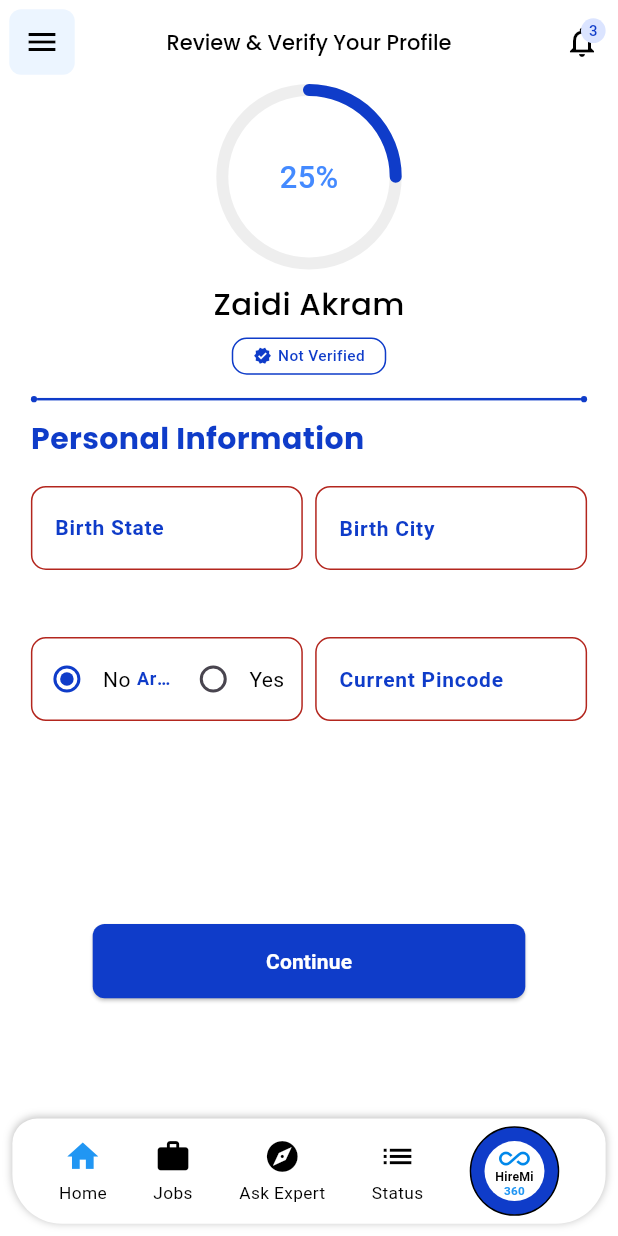
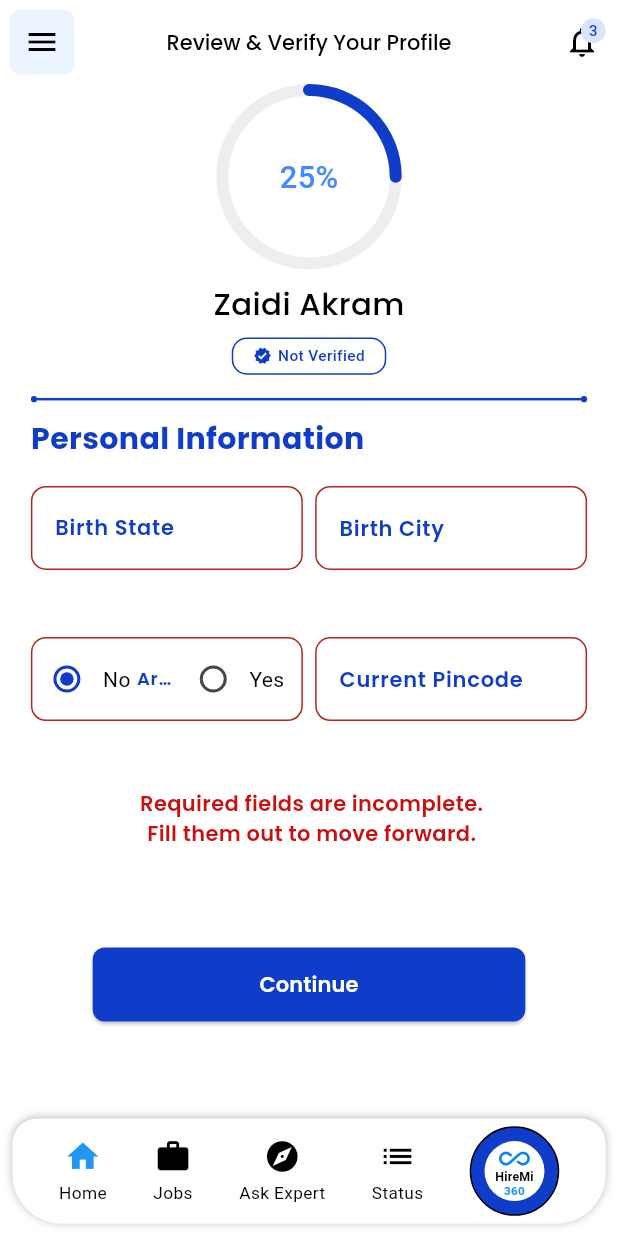
Before and after one commit to zaidiakram/hiremi_ProfileVerified, a Flutter app: the screen it shows after launch, after a tap on "Continue", on a phone screen of 412 x 824 dp. Run offline on Flutter 3.47's test engine with Material 3 defaults, Android fonts, the phone set to English and light mode, and no system bars; drawn by our look-alikes of dashed_circular_progress_bar; our stand-ins replace google_fonts.

Commit message:
Update ProfileVerificationPage

```diff
--- a/lib/Screen/ProfileVerificationPage.dart
+++ b/lib/Screen/ProfileVerificationPage.dart
@@ -17,10 +17,39 @@ class _ProfileVerificationPageState extends State<ProfileVerificationPage> {
   // bool? _isDifferentlyAbled = false;
   String? _isDifferentlyAbled = 'No';
   int _selectedIndex = 0;
+  bool _isFormValid = true;
+
+  final TextEditingController _birthStateController = TextEditingController();
+  final TextEditingController _birthCityController = TextEditingController();
+  final TextEditingController _pincodeController = TextEditingController();
+
+  @override
+  void dispose() {
+    _birthStateController.dispose();
+    _birthCityController.dispose();
+    _pincodeController.dispose();
+    super.dispose();
+  }
+
   void _onItemTapped(int index) {
     setState(() {
       _selectedIndex = index;
     });
+  }
+
+  void _onContinuePressed() {
+    if (formKey.currentState?.validate() == true &&
+        _isDifferentlyAbled != null) {
+      setState(() {
+        _isFormValid = true;
+      });
+      // All validations passed, proceed with form submission
+      print('Form is valid');
+    } else {
+      setState(() {
+        _isFormValid = false;
+      });
+    }
   }
 
   @override
@@ -38,12 +67,12 @@ class _ProfileVerificationPageState extends State<ProfileVerificationPage> {
           child: Container(
             decoration: BoxDecoration(
               borderRadius: BorderRadius.circular(8),
-              color: Color(0xffECF5FF),
+              color: const Color(0xffECF5FF),
             ),
             //  height: screenWidth * 0.09,
             //  width: screenWidth * 0.09,
             child: IconButton(
-              icon: Icon(Icons.menu, color: Colors.black),
+              icon: const Icon(Icons.menu, color: Colors.black),
               onPressed: () {},
             ),
           ),
@@ -62,7 +91,7 @@ class _ProfileVerificationPageState extends State<ProfileVerificationPage> {
           Stack(
             children: [
               IconButton(
-                icon: Icon(Icons.notifications_outlined, color: Colors.black),
+                icon: const Icon(Icons.notifications_outlined, color: Colors.black),
                 onPressed: () {},
               ),
               Positioned(
@@ -70,11 +99,11 @@ class _ProfileVerificationPageState extends State<ProfileVerificationPage> {
                 top: screenHeight * 0.01,
                 child: CircleAvatar(
                   radius: screenWidth * 0.02,
-                  backgroundColor: Color(0xffDBE4FF),
+                  backgroundColor: const Color(0xffDBE4FF),
                   child: Text(
                     '3',
                     style: TextStyle(
-                      color: Color(0xff0F3CC9),
+                      color: const Color(0xff0F3CC9),
                       fontSize: 10 * fontScale,
                       fontWeight: FontWeight.w500,
                     ),
@@ -92,7 +121,7 @@ class _ProfileVerificationPageState extends State<ProfileVerificationPage> {
             children: [
               SizedBox(
                 height: screenHeight * 0.24,
-                child: Circularprogress(progress: 25),
+                child: const Circularprogress(progress: 25),
               ),
               SizedBox(height: screenHeight * 0.01),
               horizontalLine(context),
@@ -106,7 +135,7 @@ class _ProfileVerificationPageState extends State<ProfileVerificationPage> {
                     style: GoogleFonts.poppins(
                       fontSize: 20 * fontScale,
                       fontWeight: FontWeight.w700,
-                      color: Color(0xff0F3CC9),
+                      color: const Color(0xff0F3CC9),
                     ),
                   ),
                 ),
@@ -118,18 +147,18 @@ class _ProfileVerificationPageState extends State<ProfileVerificationPage> {
                   children: [
                     Expanded(
                       child: TextFormField(
-                        //controller: _birthStateController,
+                        controller: _birthStateController,
                         decoration: InputDecoration(
                           labelText: 'Birth State',
                           hintText: 'eg: West Bengal',
-                          labelStyle: TextStyle(
-                            color: Color(0xff0F3CC9),
+                          labelStyle: GoogleFonts.poppins(
+                            color: const Color(0xff0F3CC9),
                             fontSize: 14 * fontScale,
                             fontWeight: FontWeight.w600,
                           ),
                           border: OutlineInputBorder(
                             borderRadius: BorderRadius.circular(10),
-                            borderSide: BorderSide(color: Color(0xff0056D6)),
+                            borderSide: const BorderSide(color: Color(0xff0056D6)),
                           ),
                         ),
                         validator: (value) {
@@ -143,19 +172,19 @@ class _ProfileVerificationPageState extends State<ProfileVerificationPage> {
                     SizedBox(width: screenWidth * 0.02),
                     Expanded(
                       child: TextFormField(
-                        // controller: _birthCityController,
+                        controller: _birthCityController,
                         decoration: InputDecoration(
                           alignLabelWithHint: true,
                           labelText: 'Birth City',
                           hintText: 'eg: Kolkata',
-                          labelStyle: TextStyle(
-                            color: Color(0xff0F3CC9),
+                          labelStyle: GoogleFonts.poppins(
+                            color: const Color(0xff0F3CC9),
                             fontSize: 14 * fontScale,
                             fontWeight: FontWeight.w600,
                           ),
                           border: OutlineInputBorder(
                             borderRadius: BorderRadius.circular(10),
-                            borderSide: BorderSide(color: Color(0xff0056D6)),
+                            borderSide: const BorderSide(color: Color(0xff0056D6)),
                           ),
                         ),
                         validator: (value) {
@@ -183,15 +212,15 @@ class _ProfileVerificationPageState extends State<ProfileVerificationPage> {
                               readOnly: true,
                               decoration: InputDecoration(
                                 labelText: 'Are you differently abled?',
-                                labelStyle: TextStyle(
-                                  color: Color(0xff0F3CC9),
+                                labelStyle: GoogleFonts.poppins(
+                                  color: const Color(0xff0F3CC9),
                                   fontSize: 12 * fontScale,
                                   fontWeight: FontWeight.w600,
                                 ),
                                 border: OutlineInputBorder(
                                   borderRadius: BorderRadius.circular(10),
                                   borderSide:
-                                      BorderSide(color: Color(0xff0056D6)),
+                                      const BorderSide(color: Color(0xff0056D6)),
                                 ),
                                 prefixIcon: Row(
                                   mainAxisSize: MainAxisSize.min,
@@ -199,7 +228,7 @@ class _ProfileVerificationPageState extends State<ProfileVerificationPage> {
                                     Radio<String>(
                                       value: 'No',
                                       groupValue: _isDifferentlyAbled,
-                                      activeColor: Color(0xff0F3CC9),
+                                      activeColor: const Color(0xff0F3CC9),
                                       onChanged: (value) {
                                         setState(() {
                                           _isDifferentlyAbled = value;
@@ -220,7 +249,7 @@ class _ProfileVerificationPageState extends State<ProfileVerificationPage> {
                                     Radio<String>(
                                       value: 'Yes',
                                       groupValue: _isDifferentlyAbled,
-                                      activeColor: Color(0xff0F3CC9),
+                                      activeColor: const Color(0xff0F3CC9),
                                       onChanged: (value) {
                                         setState(() {
                                           _isDifferentlyAbled = value;
@@ -239,12 +268,12 @@ class _ProfileVerificationPageState extends State<ProfileVerificationPage> {
                                   ],
                                 ),
                               ),
-                             validator: (value) {
-                          if (value == null || value.isEmpty) {
-                            return '';
-                          }
-                          //return null;
-                        },
+                              validator: (value) {
+                                if (value == null || value.isEmpty) {
+                                  return '';
+                                }
+                                return null;
+                              },
                             ),
                           ],
                         ),
@@ -252,7 +281,7 @@ class _ProfileVerificationPageState extends State<ProfileVerificationPage> {
                       SizedBox(width: screenWidth * 0.02),
                       Expanded(
                         child: TextFormField(
-                          //  controller: _pincodeController,
+                           controller: _pincodeController,
                           keyboardType: TextInputType.number,
                           inputFormatters: <TextInputFormatter>[
                             FilteringTextInputFormatter.digitsOnly,
@@ -260,23 +289,23 @@ class _ProfileVerificationPageState extends State<ProfileVerificationPage> {
                           decoration: InputDecoration(
                             labelText: 'Current Pincode',
                             hintText: 'eg: 502032',
-                            labelStyle: TextStyle(
-                              color: Color(0xff0F3CC9),
+                            labelStyle: GoogleFonts.poppins(
+                              color: const Color(0xff0F3CC9),
                               fontSize: 14 * fontScale,
                               fontWeight: FontWeight.w600,
                             ),
                             border: OutlineInputBorder(
                               borderRadius: BorderRadius.circular(10),
-                              borderSide: BorderSide(color: Color(0xff0056D6)),
+                              borderSide: const BorderSide(color: Color(0xff0056D6)),
                             ),
                           ),
                           validator: (value) {
                             if (value == null || value.isEmpty) {
                               return '';
                             } else if (value.length != 6) {
-                             // return 'Pincode must be 6 digits';
+                              return 'Pincode must be 6 digits';
                             }
-                          //  return null;
+                            return null;
                           },
                         ),
                       ),
@@ -284,16 +313,20 @@ class _ProfileVerificationPageState extends State<ProfileVerificationPage> {
                   ),
                 ),
               ),
-              SizedBox(height: screenHeight * 0.14),
+              if (!_isFormValid)
+                Padding(
+                  padding: const EdgeInsets.only(top: 25.0),
+                  child: Text(
+                    ' Required fields are incomplete.\n Fill them out to move forward. ',
+                    style: GoogleFonts.poppins(color: Color(0xffC90F0F),fontSize: 14,fontWeight: FontWeight.w600),
+                    textAlign: TextAlign.center,
+                  ),
+                ),
+              SizedBox(height: screenHeight * 0.08),
               ElevatedButton(
-                onPressed: () {
-                  if (formKey.currentState!.validate()) {
-
-                    // All validations passed
-                  }
-                },
+                onPressed: _onContinuePressed,
                 style: ElevatedButton.styleFrom(
-                  backgroundColor: Color(0xff0F3CC9),
+                  backgroundColor: const Color(0xff0F3CC9),
                   minimumSize: Size(screenWidth * 0.7, screenHeight * 0.06),
                   shape: RoundedRectangleBorder(
                     borderRadius: BorderRadius.circular(8),
@@ -301,7 +334,7 @@ class _ProfileVerificationPageState extends State<ProfileVerificationPage> {
                 ),
                 child: Text(
                   'Continue',
-                  style: TextStyle(
+                  style: GoogleFonts.poppins(
                     fontSize: 14 * fontScale,
                     color: Colors.white,
                     fontWeight: FontWeight.w600,
```
